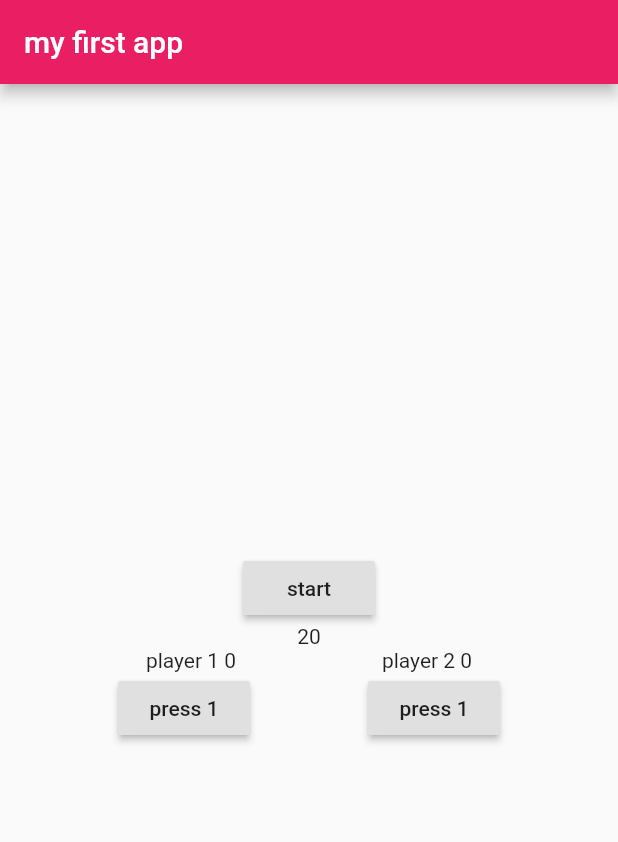
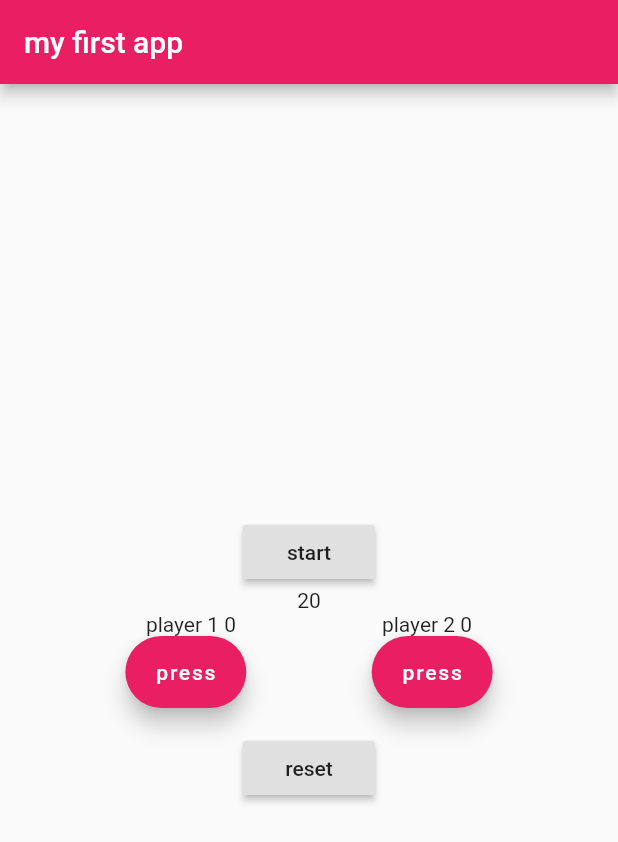
Before and after one commit to SushmithaMK/flutter-timer-app, a Flutter app: the screen it shows after launch, on a phone screen of 412 x 824 dp. Shown: the top 842 px of the screen. Run offline on Flutter 3.47's test engine with Material 2 defaults, Android fonts, the phone set to English and light mode, and no system bars.

Commit message:
updated timer app

```diff
--- a/lib/main.dart
+++ b/lib/main.dart
@@ -104,8 +104,8 @@ class _MyHomePageState extends State<MyHomePage> {
               ),
               Row(
                 children: <Widget>[
-                  RaisedButton(
-                    child: Text("press 1"),
+                  FloatingActionButton.extended(
+                    label: Text("press"),
                     onPressed: () {
                       setState(() {
                         if(isTimerRunning==true)
@@ -115,8 +115,8 @@ class _MyHomePageState extends State<MyHomePage> {
                       });
                     },
                   ),
-                  RaisedButton(
-                    child: Text("press 1"),
+                  FloatingActionButton.extended(
+                    label: Text("press"),
                     onPressed: () {
                       setState(() {
                         if(isTimerRunning==true)
@@ -130,6 +130,16 @@ class _MyHomePageState extends State<MyHomePage> {
                 mainAxisAlignment: MainAxisAlignment.spaceEvenly,
               ),
               Text(max),
+              RaisedButton(
+                child:Text("reset"),
+              onPressed: (){
+                  setState((){
+                  _start=20;
+                  player_1_tap=0;
+                  player_2_tap=0;
+                });
+              },
+              )
             ]))
         );
   }
```
